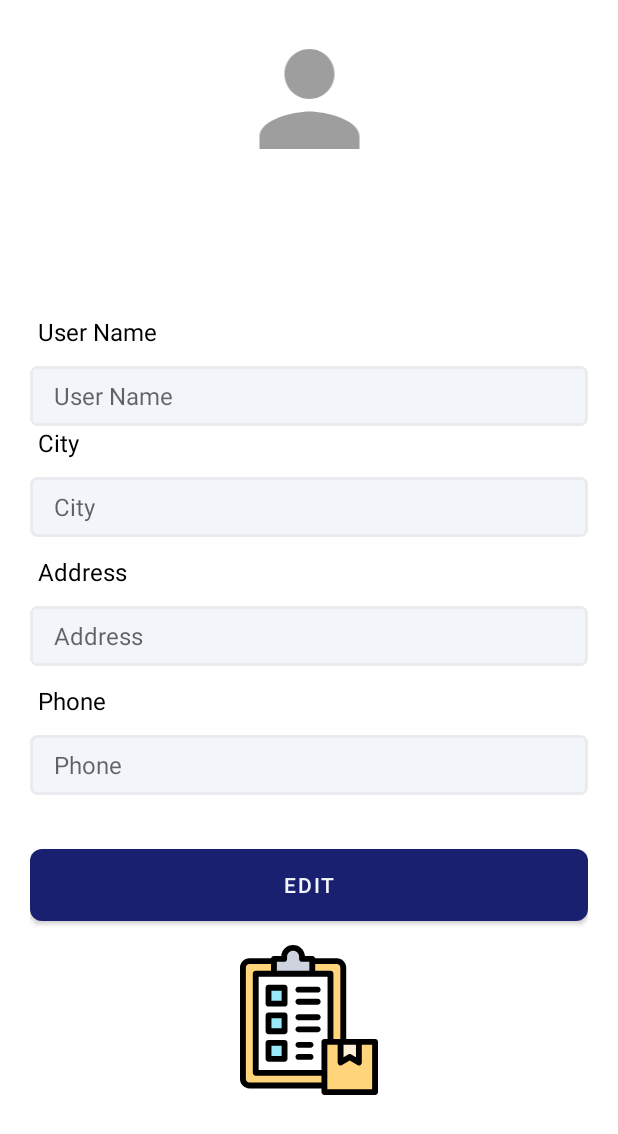
After one commit to Zia-Ur-Rehman1/Ubees, an Android app: the ProfileActivity screen opened directly, with no data from a screen before it, on a phone screen of 412 x 824 dp. The commit adds this screen. Shown: the top 1134 px of the screen. Run offline under Robolectric (Android 15) with nearby library versions, the phone set to English and light mode, and no system bars; our stand-ins replace Firebase (no records; nobody signed in at launch, a user with empty details on screens opened directly).

Commit message:
Profile Activity created,with update functionlaity Elements are deleted from cart also by delting from user activity Now only order activity and fucntionaly remains

```diff
--- a/app/build.gradle
+++ b/app/build.gradle
@@ -31,6 +31,8 @@ android {
 }
 
 dependencies {
+    'androidx.coordinatorlayout:coordinatorlayout:1.1.0'
+    implementation 'com.google.android.material:material:1.2.0'
     implementation 'com.github.mancj:MaterialSearchBar:0.8.5'
     implementation 'com.github.bumptech.glide:glide:4.11.0'
     implementation 'com.google.firebase:firebase-auth:21.0.1'
@@ -45,5 +47,4 @@ dependencies {
     androidTestImplementation 'androidx.test.ext:junit:1.1.3'
     androidTestImplementation 'androidx.test.espresso:espresso-core:3.4.0'
     implementation 'com.google.code.gson:gson:2.8.6'
-
 }
--- /dev/null
+++ b/app/src/main/java/com/example/ubees/activities/ProfileActivity.java
@@ -0,0 +1,101 @@
+package com.example.ubees.activities;
+
+import androidx.annotation.NonNull;
+import androidx.appcompat.app.AppCompatActivity;
+
+import android.content.Intent;
+import android.os.Bundle;
+import android.view.View;
+import android.widget.Button;
+import android.widget.EditText;
+import android.widget.Toast;
+import com.example.ubees.R;
+import com.example.ubees.model.User;
+import com.google.android.gms.tasks.OnCompleteListener;
+import com.google.android.gms.tasks.Task;
+import com.google.firebase.auth.FirebaseAuth;
+import com.google.firebase.database.DataSnapshot;
+import com.google.firebase.database.DatabaseReference;
+import com.google.firebase.database.FirebaseDatabase;
+
+import java.util.ArrayList;
+
+public class ProfileActivity extends AppCompatActivity {
+    EditText name, city, addr, ph;
+    String userName= FirebaseAuth.getInstance().getCurrentUser().getUid();
+    DatabaseReference myRef = FirebaseDatabase.getInstance().getReference("users");
+    Button edit,update;
+    User user;
+
+
+    @Override
+    protected void onCreate(Bundle savedInstanceState) {
+        super.onCreate(savedInstanceState);
+
+        setContentView(R.layout.activity_profile);
+        name=findViewById(R.id.profile_name);
+        city=findViewById(R.id.profile_city);
+        addr=findViewById(R.id.profile_addr);
+        ph=findViewById(R.id.profile_ph);
+        edit=findViewById(R.id.edit);
+        update=findViewById(R.id.update);
+
+        fetchData();
+        edit.setOnClickListener(new View.OnClickListener() {
+            @Override
+            public void onClick(View v) {
+                name.setFocusableInTouchMode(true);
+                city.setFocusableInTouchMode(true);
+                addr.setFocusableInTouchMode(true);
+                ph.setFocusableInTouchMode(true);
+                update.setVisibility(View.VISIBLE);
+                edit.setVisibility(View.GONE);
+            }
+        });
+    update.setOnClickListener(new View.OnClickListener() {
+        @Override
+        public void onClick(View v) {
+        if(!name.getText().toString().equals(user.getUser_name()) ||
+            !city.getText().toString().equals(user.getCity())|| !addr.getText().toString().equals(user.getAddress())
+                || !ph.getText().toString().equals(user.getPhone())
+        ){
+            myRef.child(userName).child("user_name").setValue(name.getText().toString());
+            myRef.child(userName).child("city").setValue(city.getText().toString());
+            myRef.child(userName).child("address").setValue(addr.getText().toString());
+            myRef.child(userName).child("phone").setValue(ph.getText().toString());
+            }
+        }
+    });
+    }
+    @Override
+    public void onBackPressed(){
+        Intent intent=new Intent(ProfileActivity.this, UserActivity.class);
+        ProfileActivity.this.startActivity(intent);
+        finish();
+    }
+
+    private void fetchData() {
+    myRef.get().addOnCompleteListener(new OnCompleteListener<DataSnapshot>() {
+        @Override
+        public void onComplete(@NonNull Task<DataSnapshot> task) {
+            if (task.isSuccessful()) {
+                for (DataSnapshot s : task.getResult().getChildren()) {
+                    if(s.getKey().equals(userName)){
+                        user=s.getValue(User.class);
+                        name.setText(user.getUser_name());
+                        city.setText(user.getCity());
+                        addr.setText(user.getAddress());
+                        ph.setText(user.getPhone());
+                        break;
+                    }
+                }
+
+            } else {
+                Toast.makeText(ProfileActivity.this, "" +"User Offline", Toast.LENGTH_SHORT).show();
+                fetchData();
+            }
+        }
+    });
+    }
+
+}
--- a/app/src/main/java/com/example/ubees/activities/UserActivity.java
+++ b/app/src/main/java/com/example/ubees/activities/UserActivity.java
@@ -40,7 +40,7 @@ public class UserActivity extends AppCompatActivity {
     ArrayList<Products> list = new ArrayList<>();
     ArrayList<String> key = new ArrayList<>();
     ProductAdapter adapter;
-    ImageView cart;
+    ImageView cart,profile;
     ImageView add_product;
 
     @Override
@@ -48,6 +48,14 @@ public class UserActivity extends AppCompatActivity {
         super.onCreate(savedInstanceState);
         setContentView(R.layout.activity_user);
             cart=findViewById(R.id.cart);
+            profile=findViewById(R.id.profile);
+            profile.setOnClickListener(new View.OnClickListener() {
+                @Override
+                public void onClick(View v) {
+                    Intent intent=new Intent(UserActivity.this,ProfileActivity.class);
+                    startActivity(intent);
+                }
+            });
             add_product=findViewById(R.id.add_product);
             add_product.setOnClickListener(v -> {
                 Intent intent=new Intent(UserActivity.this,Add_Product.class);
@@ -77,7 +85,6 @@ public class UserActivity extends AppCompatActivity {
                     }
                     UserActivity.this.setView();
                 } else {
-                    Toast.makeText(UserActivity.this, "" + task.getException(), Toast.LENGTH_SHORT).show();
                     UserActivity.this.fetchData();
                 }
             }
@@ -107,12 +114,12 @@ public class UserActivity extends AppCompatActivity {
                     finish();
                     return true;
                 }
-                else{
+                else if(id== R.id.btnProfile){
                     Intent intent = new Intent(UserActivity.this, Cart_Activity.class);
                     UserActivity.this.startActivity(intent);
-                    finish();
                     return true;
                 }
+                return true;
             }
         });
         setSupportActionBar(findViewById(R.id.appBar));
--- a/app/src/main/java/com/example/ubees/adapter/ProductAdapter.java
+++ b/app/src/main/java/com/example/ubees/adapter/ProductAdapter.java
@@ -21,6 +21,7 @@ import com.example.ubees.activities.Add_Product;
 import com.example.ubees.activities.UserActivity;
 import com.example.ubees.model.Products;
 import com.google.android.gms.tasks.OnSuccessListener;
+import com.google.firebase.auth.FirebaseAuth;
 import com.google.firebase.database.DatabaseReference;
 import com.google.firebase.database.FirebaseDatabase;
 import com.google.firebase.storage.FirebaseStorage;
@@ -34,6 +35,7 @@ public class ProductAdapter extends RecyclerView.Adapter<ProductAdapter.MyViewHo
     private ArrayList<Products> mList;
     private Context context;
     ArrayList<String> key;
+    String userName= FirebaseAuth.getInstance().getCurrentUser().getUid();
 
 
     public ProductAdapter(Context context , ArrayList<Products> mList,ArrayList<String> key){
@@ -68,6 +70,8 @@ public class ProductAdapter extends RecyclerView.Adapter<ProductAdapter.MyViewHo
             public void onClick(View v) {
                 DatabaseReference db= FirebaseDatabase.getInstance().getReference("products");
                 db.child(key.get(position)).removeValue();
+                DatabaseReference db_cart= FirebaseDatabase.getInstance().getReference("cart").child(userName);
+                db_cart.child(key.get(position)).removeValue();
                 StorageReference s_db= FirebaseStorage.getInstance().getReferenceFromUrl(mList.get(position).getImgId());
                 s_db.delete().addOnSuccessListener(unused -> Toast.makeText(context, "Data Removed", Toast.LENGTH_SHORT).show());
                 ((UserActivity)context).recreate();
--- a/app/src/main/java/com/example/ubees/model/User.java
+++ b/app/src/main/java/com/example/ubees/model/User.java
@@ -1,4 +1,6 @@
 package com.example.ubees.model;
+
+import com.google.firebase.database.DatabaseReference;
 
 import java.util.ArrayList;
 
@@ -60,7 +62,7 @@ public class User {
     }
 
     public void setCity(String city) {
-        city = city;
+        this.city = city;
     }
 
     public String getAddress() {
--- /dev/null
+++ b/app/src/main/res/drawable/ic_clipboard.xml
@@ -0,0 +1,72 @@
+<vector xmlns:android="http://schemas.android.com/apk/res/android"
+    android:width="512dp"
+    android:height="512dp"
+    android:viewportWidth="512"
+    android:viewportHeight="512">
+  <path
+      android:pathData="m267.145,98.127h62.185v232.351h34.493,9.173v-63.211,-190.512c0,-12.075 -9.945,-21.94 -22.119,-21.94h-83.733v43.312z"
+      android:fillColor="#ffd47b"
+      android:fillType="evenOdd"/>
+  <path
+      android:pathData="m74.16,436.379v-338.252h62.185v-43.312h-83.732c-12.174,0 -22.119,9.864 -22.119,21.94v190.513,190.485c0,12.075 9.945,21.94 22.119,21.94h149.147,106.823v-43.313h-106.823,-127.6z"
+      android:fillColor="#ffd47b"
+      android:fillType="evenOdd"/>
+  <path
+      android:pathData="m136.345,98.127h130.8v-43.312,-7.257h-34.836v-7.257c0,-16.667 -13.746,-30.302 -30.55,-30.302 -16.832,0 -30.578,13.634 -30.578,30.302v7.257h-34.836v7.257z"
+      android:fillColor="#cfd3df"
+      android:fillType="evenOdd"/>
+  <path
+      android:pathData="m329.33,330.479v-232.352h-62.185,-130.8 -62.185v338.252h127.6,106.823v-105.9zM172.582,145.975v54.311h-54.726v-54.311zM117.855,240.112h54.726v54.282h-54.726zM117.855,334.221h54.726v54.311h-54.726z"
+      android:fillColor="#fff"
+      android:fillType="evenOdd"/>
+  <path
+      android:pathData="m117.855,145.975h54.726v54.311h-54.726z"
+      android:fillColor="#98eaf9"
+      android:fillType="evenOdd"/>
+  <path
+      android:pathData="m117.855,240.112h54.726v54.282h-54.726z"
+      android:fillColor="#98eaf9"
+      android:fillType="evenOdd"/>
+  <path
+      android:pathData="m117.855,334.221h54.726v54.311h-54.726z"
+      android:fillColor="#98eaf9"
+      android:fillType="evenOdd"/>
+  <path
+      android:pathData="m308.583,502h172.924v-171.521h-55.241v70.893l-31.207,-19.077 -31.235,19.077v-70.893h-34.494,-20.747v105.9,43.313z"
+      android:fillColor="#ffd47b"
+      android:fillType="evenOdd"/>
+  <path
+      android:pathData="m426.266,401.372v-70.893h-53.269,-9.173v70.893l31.235,-19.077z"
+      android:fillColor="#fff1d8"
+      android:fillType="evenOdd"/>
+  <path
+      android:fillColor="#FF000000"
+      android:pathData="m481.507,320.479h-98.51v-243.725c0,-17.611 -14.408,-31.939 -32.119,-31.939h-74.123c-1.194,-4.188 -5.04,-7.257 -9.61,-7.257h-24.929c-1.424,-20.947 -19.025,-37.558 -40.456,-37.558 -21.446,0 -39.06,16.611 -40.485,37.558h-24.929c-4.57,0 -8.416,3.069 -9.61,7.257h-74.124c-17.711,0 -32.119,14.328 -32.119,31.939v380.998c0,17.612 14.408,31.94 32.119,31.94h245.971v12.308c0,5.523 4.478,10 10,10h172.924c5.522,0 10,-4.477 10,-10v-171.521c0,-5.523 -4.478,-10 -10,-10zM373.823,340.479h42.442v43.06l-15.991,-9.775c-3.201,-1.956 -7.227,-1.957 -10.428,-0.002l-16.023,9.786zM362.997,76.754v243.725h-23.667v-222.352c0,-5.523 -4.478,-10 -10,-10h-52.185v-23.312h73.732c6.684,0 12.12,5.356 12.12,11.939zM308.583,320.479c-5.522,0 -10,4.477 -10,10v95.9h-214.423v-318.252h235.17v212.352zM171.182,57.558c5.522,0 10,-4.477 10,-10v-7.256c0,-11.194 9.231,-20.302 20.578,-20.302 11.331,0 20.55,9.107 20.55,20.302v7.256c0,5.523 4.478,10 10,10h24.836v30.569h-110.8v-30.569zM52.612,469.692c-6.683,0 -12.119,-5.356 -12.119,-11.94v-380.998c0,-6.583 5.437,-11.939 12.119,-11.939h73.733v23.312h-52.185c-5.522,0 -10,4.477 -10,10v338.252c0,5.523 4.478,10 10,10h224.423v23.312h-245.971zM471.507,492h-152.924v-151.521h35.24v60.893c0,3.617 1.953,6.952 5.107,8.721 3.153,1.769 7.017,1.699 10.104,-0.187l26.021,-15.892 25.993,15.89c1.599,0.977 3.406,1.468 5.216,1.468 1.685,0 3.37,-0.425 4.891,-1.278 3.155,-1.769 5.109,-5.104 5.109,-8.722v-60.893h35.241v151.521z"/>
+  <path
+      android:fillColor="#FF000000"
+      android:pathData="m172.582,135.976h-54.727c-5.522,0 -10,4.477 -10,10v54.311c0,5.523 4.478,10 10,10h54.727c5.522,0 10,-4.477 10,-10v-54.311c0,-5.523 -4.478,-10 -10,-10zM162.582,190.286h-34.727v-34.311h34.727z"/>
+  <path
+      android:fillColor="#FF000000"
+      android:pathData="m172.582,324.221h-54.727c-5.522,0 -10,4.477 -10,10v54.311c0,5.523 4.478,10 10,10h54.727c5.522,0 10,-4.477 10,-10v-54.311c0,-5.523 -4.478,-10 -10,-10zM162.582,378.531h-34.727v-34.311h34.727z"/>
+  <path
+      android:fillColor="#FF000000"
+      android:pathData="m172.582,230.112h-54.727c-5.522,0 -10,4.477 -10,10v54.282c0,5.523 4.478,10 10,10h54.727c5.522,0 10,-4.477 10,-10v-54.282c0,-5.523 -4.478,-10 -10,-10zM162.582,284.395h-34.727v-34.282h34.727z"/>
+  <path
+      android:fillColor="#FF000000"
+      android:pathData="m285.664,183.71h-65.758c-5.522,0 -10,4.477 -10,10s4.478,10 10,10h65.758c5.522,0 10,-4.477 10,-10s-4.477,-10 -10,-10z"/>
+  <path
+      android:fillColor="#FF000000"
+      android:pathData="m285.664,142.552h-65.758c-5.522,0 -10,4.477 -10,10s4.478,10 10,10h65.758c5.522,0 10,-4.477 10,-10s-4.477,-10 -10,-10z"/>
+  <path
+      android:fillColor="#FF000000"
+      android:pathData="m285.664,277.847h-65.758c-5.522,0 -10,4.477 -10,10s4.478,10 10,10h65.758c5.522,0 10,-4.477 10,-10s-4.477,-10 -10,-10z"/>
+  <path
+      android:fillColor="#FF000000"
+      android:pathData="m285.664,236.66h-65.758c-5.522,0 -10,4.477 -10,10s4.478,10 10,10h65.758c5.522,0 10,-4.477 10,-10s-4.477,-10 -10,-10z"/>
+  <path
+      android:fillColor="#FF000000"
+      android:pathData="m261.287,371.955h-41.381c-5.522,0 -10,4.477 -10,10s4.478,10 10,10h41.381c5.522,0 10,-4.477 10,-10s-4.477,-10 -10,-10z"/>
+  <path
+      android:fillColor="#FF000000"
+      android:pathData="m261.287,330.797h-41.381c-5.522,0 -10,4.477 -10,10s4.478,10 10,10h41.381c5.522,0 10,-4.477 10,-10s-4.477,-10 -10,-10z"/>
+</vector>
--- /dev/null
+++ b/app/src/main/res/layout/activity_profile.xml
@@ -0,0 +1,150 @@
+<?xml version="1.0" encoding="utf-8"?>
+<androidx.constraintlayout.widget.ConstraintLayout xmlns:android="http://schemas.android.com/apk/res/android"
+    xmlns:app="http://schemas.android.com/apk/res-auto"
+    xmlns:tools="http://schemas.android.com/tools"
+    android:layout_width="match_parent"
+    android:layout_height="match_parent">
+
+    <ImageView
+        android:id="@+id/imageView3"
+        android:layout_width="150dp"
+        android:layout_height="100dp"
+        android:layout_margin="16dp"
+        android:src="@drawable/ic_baseline_person_24"
+        app:layout_constraintEnd_toEndOf="parent"
+        app:layout_constraintStart_toStartOf="parent"
+        app:layout_constraintTop_toTopOf="parent" />
+    <LinearLayout
+
+        android:layout_width="match_parent"
+        android:layout_height="wrap_content"
+        android:gravity="center_vertical"
+        android:orientation="vertical"
+        android:layout_marginHorizontal="20dp"
+        app:layout_constraintBottom_toBottomOf="parent"
+        app:layout_constraintEnd_toEndOf="parent"
+        app:layout_constraintStart_toStartOf="parent"
+        app:layout_constraintTop_toBottomOf="@id/imageView3">
+<TextView
+    android:layout_width="wrap_content"
+    android:layout_height="wrap_content"
+    android:text="User Name"
+    android:textSize="16sp"
+    android:gravity="center"
+    android:layout_marginLeft="5dp"
+    android:textColor="@color/black"
+    />
+        <EditText
+            android:id="@+id/profile_name"
+            android:layout_width="match_parent"
+            android:layout_height="wrap_content"
+            android:layout_marginTop="12dp"
+            android:background="@drawable/edit_text_background"
+            android:ems="10"
+            android:focusable="false"
+            android:hint="User Name"
+            android:inputType="textEmailAddress"
+            android:textSize="16sp" />
+        <TextView
+            android:layout_width="wrap_content"
+            android:layout_height="wrap_content"
+            android:text="City"
+            android:textSize="16sp"
+            android:gravity="center"
+            android:layout_marginLeft="5dp"
+            android:textColor="@color/black"
+            />
+        <EditText
+            android:id="@+id/profile_city"
+            android:layout_width="match_parent"
+            android:layout_height="wrap_content"
+            android:layout_marginVertical="12dp"
+            android:focusable="false"
+
+            android:background="@drawable/edit_text_background"
+            android:ems="10"
+            android:hint="City"
+            android:inputType="textPersonName"
+            android:textSize="16sp" />
+        <TextView
+            android:layout_width="wrap_content"
+            android:layout_height="wrap_content"
+            android:text="Address"
+            android:textSize="16sp"
+            android:gravity="center"
+            android:layout_marginLeft="5dp"
+            android:textColor="@color/black"
+            />
+        <EditText
+            android:id="@+id/profile_addr"
+            android:layout_width="match_parent"
+            android:layout_height="wrap_content"
+            android:layout_marginVertical="12dp"
+            android:focusable="false"
+
+            android:background="@drawable/edit_text_background"
+            android:ems="10"
+            android:hint="Address"
+            android:inputType="textEmailAddress"
+            android:textSize="16sp" />
+        <TextView
+            android:layout_width="wrap_content"
+            android:layout_height="wrap_content"
+            android:text="Phone"
+            android:textSize="16sp"
+            android:gravity="center"
+            android:layout_marginLeft="5dp"
+            android:textColor="@color/black"
+            />
+        <EditText
+            android:id="@+id/profile_ph"
+            android:layout_width="match_parent"
+            android:layout_height="wrap_content"
+            android:layout_marginVertical="12dp"
+            android:focusable="false"
+
+            android:background="@drawable/edit_text_background"
+            android:ems="10"
+            android:hint="Phone"
+            android:inputType="phone"
+            android:textSize="16sp" />
+
+        <Button
+            android:id="@+id/edit"
+            android:layout_width="match_parent"
+            android:layout_height="wrap_content"
+            android:layout_marginTop="24dp"
+            android:background="@drawable/btnprimary"
+            android:text="Edit"
+            android:visibility="visible"
+            android:textColor="@color/etBg"
+            app:backgroundTint="@color/colorPrimary" />
+        <Button
+            android:id="@+id/update"
+            android:layout_width="match_parent"
+            android:layout_height="wrap_content"
+            android:layout_marginTop="24dp"
+            android:background="@drawable/btnprimary"
+            android:visibility="gone"
+            android:text="Update"
+            android:textColor="@color/etBg"
+            app:backgroundTint="@color/colorPrimary" />
+
+
+        <ImageButton
+            android:id="@+id/profileOrder"
+            android:layout_width="100dp"
+            android:layout_height="100dp"
+            android:layout_marginTop="16dp"
+            android:scaleType="fitXY"
+            android:layout_gravity="center"
+            android:src="@drawable/ic_clipboard"
+            android:background="@android:color/transparent"
+             />
+
+    </LinearLayout>
+
+
+
+
+</androidx.constraintlayout.widget.ConstraintLayout>
--- /dev/null
+++ b/app/src/main/res/menu/menu_profile_activity1.xml
@@ -0,0 +1,10 @@
+<menu xmlns:android="http://schemas.android.com/apk/res/android"
+    xmlns:app="http://schemas.android.com/apk/res-auto"
+    xmlns:tools="http://schemas.android.com/tools"
+    tools:context="com.appsnipp.profiledesigns.ProfileActivity">
+    <item
+        android:id="@+id/action_settings"
+        android:orderInCategory="100"
+        android:title="@string/action_settings"
+        app:showAsAction="never" />
+</menu>
--- a/app/src/main/res/values-night/styles.xml
+++ b/app/src/main/res/values-night/styles.xml
@@ -28,4 +28,9 @@
         <item name="android:statusBarColor">@android:color/transparent</item>
     </style>
 
+
+
+
+
+
 </resources>
--- a/app/src/main/res/values/colors.xml
+++ b/app/src/main/res/values/colors.xml
@@ -9,6 +9,7 @@
     <color name="white">#FFFFFFFF</color>
     <color name="colorPrimary">#18206F</color>
     <color name="colorPrimarylittleDark">#688ae2</color>
+    <color name="honey">#FFCE2F</color>
 
     <color name="colorPrimaryDark">#1164EE</color>
     <color name="colorAccent">#E91E63</color>
--- /dev/null
+++ b/app/src/main/res/values/dimens.xml
@@ -0,0 +1,6 @@
+<resources>
+    <dimen name="app_bar_height">180dp</dimen>
+    <dimen name="fab_margin">16dp</dimen>
+    <dimen name="text_margin">16dp</dimen>
+    <dimen name="headerTextSize">28sp</dimen>
+</resources>
--- a/app/src/main/res/values/strings.xml
+++ b/app/src/main/res/values/strings.xml
@@ -1,3 +1,5 @@
 <resources>
     <string name="app_name">Ubees</string>
+    <string name="title_activity_profile">Profile</string>
+    <string name="action_settings">Settings</string>
 </resources>
--- a/build.gradle
+++ b/build.gradle
@@ -6,7 +6,7 @@ buildscript {
     }
 
     dependencies {
-        classpath "com.android.tools.build:gradle:4.2.1"
+        classpath 'com.android.tools.build:gradle:7.0.0'
         classpath 'com.google.gms:google-services:4.3.8'
 
         // NOTE: Do not place your application dependencies here; they belong
```
Also changed, not shown: app/src/main/AndroidManifest.xml (+9 -3 lines), gradle/wrapper/gradle-wrapper.properties.
